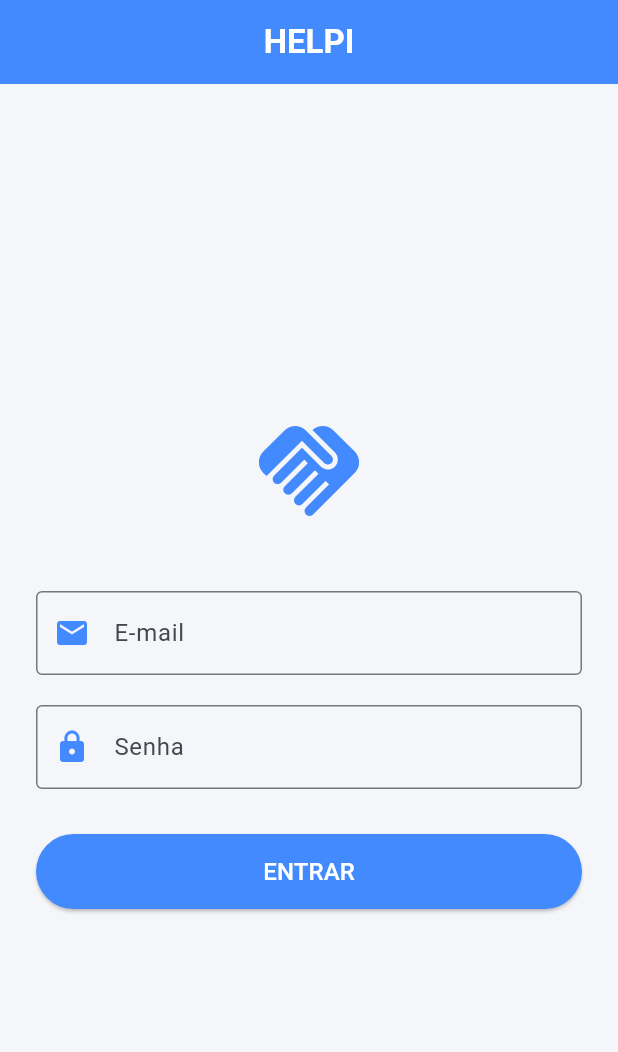
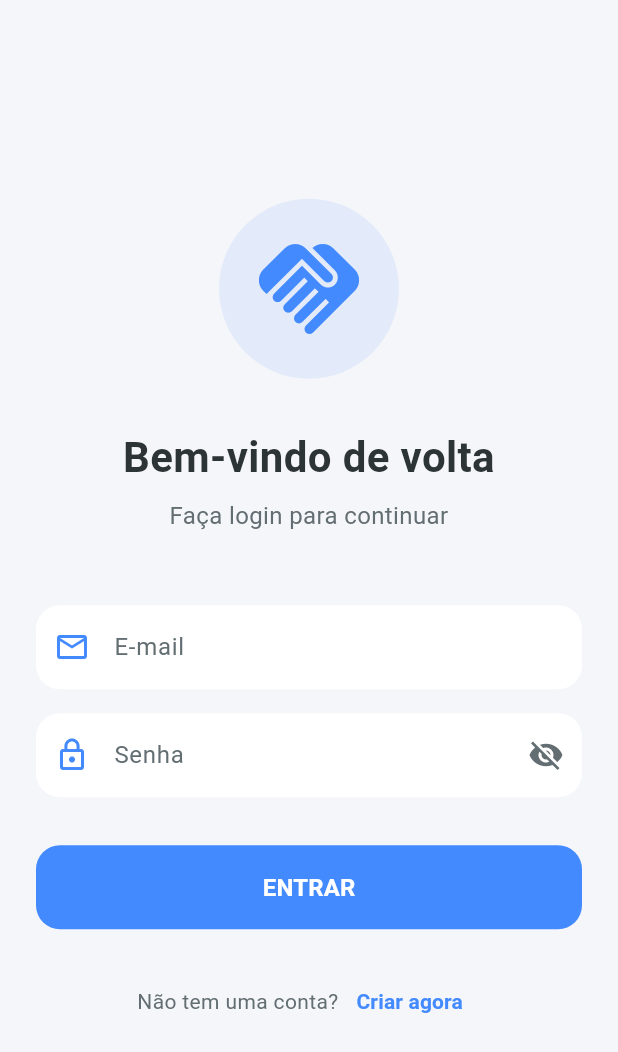
Before and after one commit to Paulinhenry/HELPI-, a Flutter app: the screen it shows after launch, on a phone screen of 412 x 824 dp. Shown: the top 1052 px of the screen. Run offline on Flutter 3.47's test engine with Material 3 defaults, Android fonts, the phone set to English and light mode, and no system bars; our stand-ins replace dio, flutter_dotenv, flutter_map, geocoding, geolocator, google_maps_flutter and 5 more; missing offline and left inert: flutter_ringtone_player.

Commit message:
Add registration screen and enhance login UI
Add a full registration flow and improve the login UX. register_screen.dart was added to provide a sign-up form (name, CPF, email, phone, password) with validation, password visibility toggle, loading state and user feedback. login_screen.dart was refactored with a refreshed layout (SafeArea, scrolling, styled inputs, improved buttons), an error helper for SnackBars, password visibility toggle and navigation to the new RegisterScreen. AuthService.registrarCliente was implemented to POST /clientes and includes detailed Dio error handling for common status codes and network issues. These changes enable user registration and make login interactions more robust.

```diff
--- a/helpi/lib/features/auth/screens/login_screen.dart
+++ b/helpi/lib/features/auth/screens/login_screen.dart
@@ -3,7 +3,8 @@ import 'package:provider/provider.dart';
 
 import '../../../core/providers/auth_provider.dart';
 import '../../../core/theme/app_colors.dart';
-import '../services/auth_service.dart'; // O serviço profissional
+import '../services/auth_service.dart';
+import 'register_screen.dart';
 
 class LoginScreen extends StatefulWidget {
   const LoginScreen({super.key});
@@ -15,116 +16,227 @@ class LoginScreen extends StatefulWidget {
 class _LoginScreenState extends State<LoginScreen> {
   final _emailController = TextEditingController();
   final _senhaController = TextEditingController();
-  final AuthService _authService = AuthService(); // Motor de rede via Dio
+  final AuthService _authService = AuthService();
 
   bool _carregando = false;
+  bool _senhaVisivel = false;
 
   Future<void> _fazerLogin() async {
-    // Evita enviar se os campos estiverem vazios
     if (_emailController.text.isEmpty || _senhaController.text.isEmpty) {
-      ScaffoldMessenger.of(context).showSnackBar(
-        const SnackBar(content: Text('Preencha os campos'), backgroundColor: AppColors.error),
-      );
+      _mostrarErro('Preencha todos os campos');
       return;
     }
 
-    // Valida formato do email
     if (!_emailController.text.contains('@') || !_emailController.text.contains('.')) {
-      ScaffoldMessenger.of(context).showSnackBar(
-        const SnackBar(content: Text('E-mail inválido'), backgroundColor: AppColors.error),
-      );
-      return;
-    }
-
-    // Valida comprimento da senha (mínimo 6 caracteres)
-    if (_senhaController.text.length < 6) {
-      ScaffoldMessenger.of(context).showSnackBar(
-        const SnackBar(content: Text('Senha deve ter pelo menos 6 caracteres'), backgroundColor: AppColors.error),
-      );
+      _mostrarErro('E-mail inválido');
       return;
     }
 
     setState(() => _carregando = true);
 
     try {
-      // A tela apenas chama o serviço e espera o map com os tokens
       final tokens = await _authService.loginCliente(
         _emailController.text.trim(),
         _senhaController.text.trim(),
       );
 
       if (tokens != null && mounted) {
-        // Envia os tokens para o AuthProvider. O Consumer no main.dart abre o Mapa!
         await context.read<AuthProvider>().login(tokens['access_token']!, tokens['refresh_token']!);
       }
     } catch (e) {
       if (mounted) {
-        ScaffoldMessenger.of(context).showSnackBar(
-          SnackBar(
-            content: Text(e.toString().replaceAll('Exception: ', '')),
-            backgroundColor: AppColors.error,
-          ),
-        );
+        _mostrarErro(e.toString().replaceAll('Exception: ', ''));
       }
     } finally {
       if (mounted) setState(() => _carregando = false);
     }
   }
 
+  void _mostrarErro(String mensagem) {
+    ScaffoldMessenger.of(context).showSnackBar(
+      SnackBar(
+        content: Text(mensagem),
+        backgroundColor: AppColors.error,
+        behavior: SnackBarBehavior.floating,
+      ),
+    );
+  }
+
   @override
   Widget build(BuildContext context) {
     return Scaffold(
       backgroundColor: AppColors.background,
-      appBar: AppBar(
-        title: const Text('HELPI', style: TextStyle(fontWeight: FontWeight.bold, color: Colors.white)),
-        backgroundColor: AppColors.primaryColor,
-        centerTitle: true,
-      ),
-      body: Padding(
+      body: SafeArea(
+        child: Center(
+          child: SingleChildScrollView(
             padding: const EdgeInsets.all(24.0),
             child: Column(
               mainAxisAlignment: MainAxisAlignment.center,
+              crossAxisAlignment: CrossAxisAlignment.stretch,
               children: [
-            const Icon(Icons.handshake, size: 80, color: AppColors.primaryColor),
-            const SizedBox(height: 40),
-
-            TextField(
-              controller: _emailController,
-              keyboardType: TextInputType.emailAddress,
-              decoration: const InputDecoration(
-                labelText: 'E-mail',
-                prefixIcon: Icon(Icons.email, color: AppColors.primaryColor),
-                border: OutlineInputBorder(),
+                // Logo or Icon
+                Container(
+                  padding: const EdgeInsets.all(20),
+                  decoration: BoxDecoration(
+                    shape: BoxShape.circle,
+                    color: AppColors.primaryColor.withOpacity(0.1),
+                  ),
+                  child: const Icon(
+                    Icons.handshake,
+                    size: 80,
+                    color: AppColors.primaryColor,
                   ),
                 ),
-            const SizedBox(height: 20),
+                const SizedBox(height: 32),
 
-            TextField(
+                // Welcome Text
+                const Text(
+                  'Bem-vindo de volta',
+                  style: TextStyle(
+                    fontSize: 28,
+                    fontWeight: FontWeight.bold,
+                    color: AppColors.textPrimary,
+                  ),
+                  textAlign: TextAlign.center,
+                ),
+                const SizedBox(height: 8),
+                const Text(
+                  'Faça login para continuar',
+                  style: TextStyle(
+                    fontSize: 16,
+                    color: AppColors.textSecondary,
+                  ),
+                  textAlign: TextAlign.center,
+                ),
+                const SizedBox(height: 48),
+
+                // Email Field
+                _buildTextField(
+                  controller: _emailController,
+                  label: 'E-mail',
+                  icon: Icons.email_outlined,
+                  keyboardType: TextInputType.emailAddress,
+                ),
+                const SizedBox(height: 16),
+
+                // Password Field
+                _buildTextField(
                   controller: _senhaController,
-              obscureText: true,
-              decoration: const InputDecoration(
-                labelText: 'Senha',
-                prefixIcon: Icon(Icons.lock, color: AppColors.primaryColor),
-                border: OutlineInputBorder(),
+                  label: 'Senha',
+                  icon: Icons.lock_outline,
+                  obscureText: !_senhaVisivel,
+                  suffixIcon: IconButton(
+                    icon: Icon(
+                      _senhaVisivel ? Icons.visibility : Icons.visibility_off,
+                      color: AppColors.textSecondary,
+                    ),
+                    onPressed: () {
+                      setState(() {
+                        _senhaVisivel = !_senhaVisivel;
+                      });
+                    },
                   ),
                 ),
-            const SizedBox(height: 30),
+                const SizedBox(height: 32),
 
+                // Login Button
                 SizedBox(
-              width: double.infinity,
-              height: 50,
+                  height: 56,
                   child: ElevatedButton(
                     style: ElevatedButton.styleFrom(
                       backgroundColor: AppColors.primaryColor,
+                      shape: RoundedRectangleBorder(
+                        borderRadius: BorderRadius.circular(16),
+                      ),
+                      elevation: 0,
                     ),
                     onPressed: _carregando ? null : _fazerLogin,
                     child: _carregando
-                    ? const CircularProgressIndicator(color: Colors.white)
-                    : const Text('ENTRAR', style: TextStyle(fontSize: 16, color: Colors.white)),
+                        ? const SizedBox(
+                            height: 24,
+                            width: 24,
+                            child: CircularProgressIndicator(color: Colors.white, strokeWidth: 2),
+                          )
+                        : const Text(
+                            'ENTRAR',
+                            style: TextStyle(
+                              fontSize: 16,
+                              fontWeight: FontWeight.bold,
+                              color: Colors.white,
+                            ),
+                          ),
+                  ),
+                ),
+
+                const SizedBox(height: 24),
+
+                // Register Link
+                Row(
+                  mainAxisAlignment: MainAxisAlignment.center,
+                  children: [
+                    const Text(
+                      'Não tem uma conta?',
+                      style: TextStyle(color: AppColors.textSecondary),
+                    ),
+                    TextButton(
+                      onPressed: () {
+                        Navigator.push(
+                          context,
+                          MaterialPageRoute(
+                            builder: (context) => const RegisterScreen(),
+                          ),
+                        );
+                      },
+                      child: const Text(
+                        'Criar agora',
+                        style: TextStyle(
+                          fontWeight: FontWeight.bold,
+                          color: AppColors.primaryColor,
+                        ),
                       ),
                     ),
                   ],
                 ),
+              ],
+            ),
+          ),
+        ),
+      ),
+    );
+  }
+
+  Widget _buildTextField({
+    required TextEditingController controller,
+    required String label,
+    required IconData icon,
+    bool obscureText = false,
+    TextInputType keyboardType = TextInputType.text,
+    Widget? suffixIcon,
+  }) {
+    return TextField(
+      controller: controller,
+      obscureText: obscureText,
+      keyboardType: keyboardType,
+      decoration: InputDecoration(
+        labelText: label,
+        labelStyle: const TextStyle(color: AppColors.textSecondary),
+        prefixIcon: Icon(icon, color: AppColors.primaryColor),
+        suffixIcon: suffixIcon,
+        filled: true,
+        fillColor: Colors.white,
+        border: OutlineInputBorder(
+          borderRadius: BorderRadius.circular(16),
+          borderSide: BorderSide.none,
+        ),
+        enabledBorder: OutlineInputBorder(
+          borderRadius: BorderRadius.circular(16),
+          borderSide: BorderSide.none,
+        ),
+        focusedBorder: OutlineInputBorder(
+          borderRadius: BorderRadius.circular(16),
+          borderSide: const BorderSide(color: AppColors.primaryColor, width: 2),
+        ),
+        contentPadding: const EdgeInsets.symmetric(horizontal: 20, vertical: 16),
       ),
     );
   }
```
Also changed, not shown: helpi/lib/features/auth/screens/register_screen.dart (added, +244 -0 lines), helpi/lib/features/auth/services/auth_service.dart (+43 -0 lines). Lines whose indentation alone changed are shown as unchanged.
